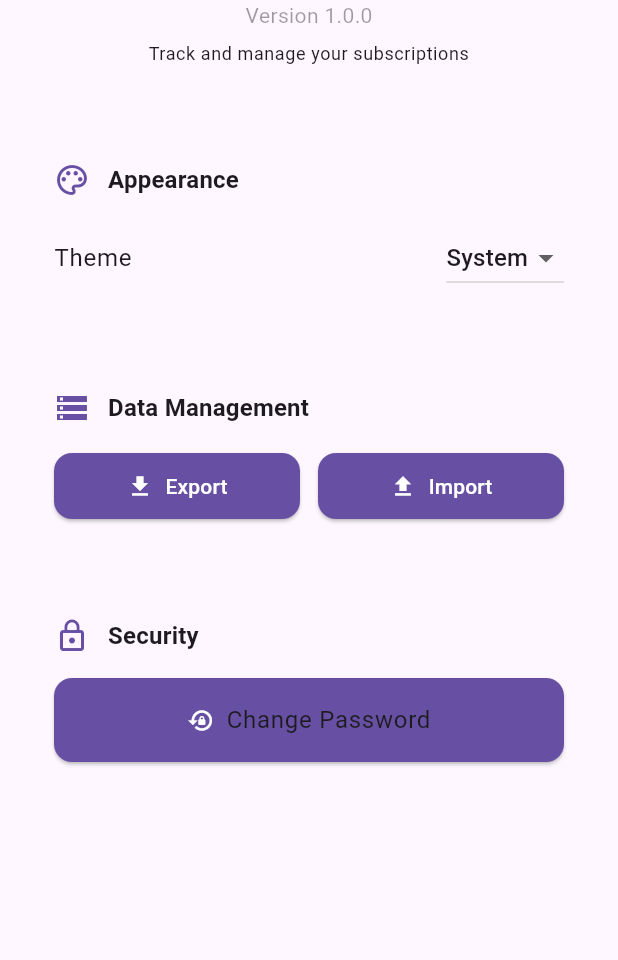
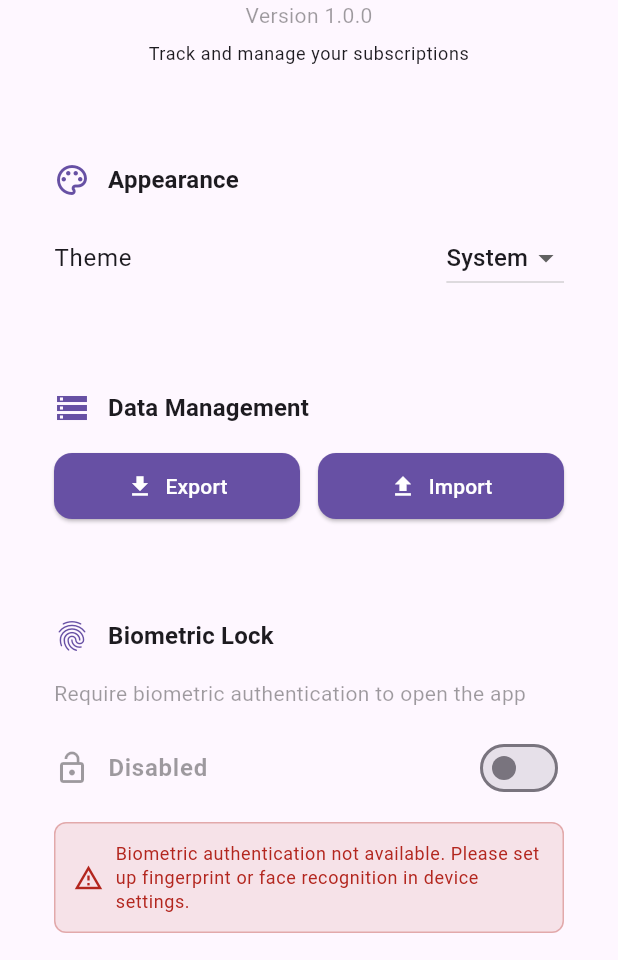
Before and after one commit to Jl115/abotrack_fl, a Flutter app: the SettingsView screen opened directly, in the side drawer, after a tap on "Settings", on a phone screen of 412 x 824 dp, the part 276-1236 px from its top. Run offline on Flutter 3.47's test engine with Material 3 defaults, Android fonts, the phone set to English and light mode, and no system bars; our stand-ins replace fl_chart, flutter_local_notifications, flutter_slidable, local_auth, permission_handler, shared_preferences and 1 more; missing offline and left inert: background_fetch, workmanager; accounts and stored records are empty; statements that could not run were skipped.

Commit message:
🔐 Add biometric authentication (fingerprint/face ID) with security settings

```diff
--- /dev/null
+++ b/lib/src/components/settings/security_settings_component.dart
@@ -0,0 +1,229 @@
+import 'package:flutter/material.dart';
+import 'package:provider/provider.dart';
+import '../controller/settings_controller.dart';
+import '../service/biometric_service.dart';
+
+/// Security settings component for biometric authentication.
+class SecuritySettingsComponent extends StatefulWidget {
+  const SecuritySettingsComponent({super.key});
+
+  @override
+  State<SecuritySettingsComponent> createState() => _SecuritySettingsComponentState();
+}
+
+class _SecuritySettingsComponentState extends State<SecuritySettingsComponent> {
+  final BiometricService _biometricService = BiometricService();
+  bool _isBiometricEnabled = false;
+  bool _isBiometricAvailable = false;
+  bool _isLoading = true;
+
+  @override
+  void initState() {
+    super.initState();
+    _loadBiometricStatus();
+  }
+
+  Future<void> _loadBiometricStatus() async {
+    setState(() => _isLoading = true);
+
+    try {
+      final available = await _biometricService.isBiometricAvailable();
+      final enrolled = await _biometricService.isBiometricEnrolled();
+      final enabled = await _biometricService.isBiometricLockEnabled();
+
+      setState(() {
+        _isBiometricAvailable = available && enrolled;
+        _isBiometricEnabled = enabled;
+        _isLoading = false;
+      });
+    } catch (e) {
+      print('Error loading biometric status: $e');
+      setState(() => _isLoading = false);
+    }
+  }
+
+  Future<void> _toggleBiometricLock() async {
+    if (!_isBiometricAvailable) {
+      _showBiometricNotAvailableDialog();
+      return;
+    }
+
+    if (!_isBiometricEnabled) {
+      // Enable biometric lock - require authentication first
+      final result = await _biometricService.authenticateWithResult();
+
+      if (!result.success) {
+        if (mounted) {
+          ScaffoldMessenger.of(context).showSnackBar(
+            SnackBar(
+              content: Text(result.error ?? 'Authentication failed'),
+              backgroundColor: Theme.of(context).colorScheme.error,
+            ),
+          );
+        }
+        return;
+      }
+    }
+
+    // Toggle the setting
+    await _biometricService.setBiometricLockEnabled(!_isBiometricEnabled);
+
+    if (mounted) {
+      setState(() {
+        _isBiometricEnabled = !_isBiometricEnabled;
+      });
+
+      ScaffoldMessenger.of(context).showSnackBar(
+        SnackBar(
+          content: Text(
+            _isBiometricEnabled
+                ? 'Biometric lock enabled'
+                : 'Biometric lock disabled',
+          ),
+        ),
+      );
+    }
+  }
+
+  void _showBiometricNotAvailableDialog() {
+    showDialog(
+      context: context,
+      builder: (ctx) => AlertDialog(
+        title: const Text('Biometric Not Available'),
+        content: Text(
+          _biometricService.isBiometricAvailable().then((_) =>
+            'No biometric credentials enrolled. Please set up fingerprint or face recognition in your device settings.',
+          ),
+        ),
+        actions: [
+          TextButton(
+            onPressed: () => Navigator.pop(ctx),
+            child: const Text('OK'),
+          ),
+        ],
+      ),
+    );
+  }
+
+  @override
+  Widget build(BuildContext context) {
+    final theme = Theme.of(context);
+
+    return Container(
+      width: double.infinity,
+      padding: const EdgeInsets.all(20),
+      decoration: ShapeDecoration(
+        color: theme.cardColor,
+        shape: RoundedRectangleBorder(
+          borderRadius: BorderRadius.circular(28),
+        ),
+      ),
+      child: Column(
+        crossAxisAlignment: CrossAxisAlignment.start,
+        children: [
+          Row(
+            children: [
+              Icon(
+                Icons.fingerprint,
+                color: theme.primaryColor,
+              ),
+              const SizedBox(width: 12),
+              Text(
+                'Biometric Lock',
+                style: theme.textTheme.titleMedium?.copyWith(
+                  fontWeight: FontWeight.bold,
+                ),
+              ),
+            ],
+          ),
+          const SizedBox(height: 16),
+
+          if (_isLoading)
+            const Padding(
+              padding: EdgeInsets.all(20),
+              child: Center(child: CircularProgressIndicator()),
+            )
+          else
+            Column(
+              crossAxisAlignment: CrossAxisAlignment.start,
+              children: [
+                Text(
+                  'Require biometric authentication to open the app',
+                  style: theme.textTheme.bodyMedium?.copyWith(
+                    color: theme.disabledColor,
+                  ),
+                ),
+                const SizedBox(height: 16),
+
+                Row(
+                  mainAxisAlignment: MainAxisAlignment.spaceBetween,
+                  children: [
+                    Row(
+                      children: [
+                        Icon(
+                          _isBiometricEnabled
+                              ? Icons.lock
+                              : Icons.lock_open,
+                          color: _isBiometricEnabled
+                              ? theme.primaryColor
+                              : theme.disabledColor,
+                          size: 24,
+                        ),
+                        const SizedBox(width: 12),
+                        Text(
+                          _isBiometricEnabled ? 'Enabled' : 'Disabled',
+                          style: theme.textTheme.bodyLarge?.copyWith(
+                            fontWeight: FontWeight.bold,
+                            color: _isBiometricEnabled
+                                ? theme.primaryColor
+                                : theme.disabledColor,
+                          ),
+                        ),
+                      ],
+                    ),
+                    Switch(
+                      value: _isBiometricEnabled,
+                      onChanged: (_) => _toggleBiometricLock(),
+                      activeColor: theme.primaryColor,
+                    ),
+                  ],
+                ),
+
+                if (!_isBiometricAvailable) ...[
+                  const SizedBox(height: 12),
+                  Container(
+                    padding: const EdgeInsets.all(12),
+                    decoration: BoxDecoration(
+                      color: theme.colorScheme.error.withOpacity(0.1),
+                      borderRadius: BorderRadius.circular(8),
+                      border: Border.all(
+                        color: theme.colorScheme.error.withOpacity(0.3),
+                      ),
+                    ),
+                    child: Row(
+                      children: [
+                        Icon(
+                          Icons.warning_amber_outlined,
+                          color: theme.colorScheme.error,
+                          size: 20,
+                        ),
+                        const SizedBox(width: 8),
+                        Expanded(
+                          child: Text(
+                            'Biometric authentication not available. Please set up fingerprint or face recognition in device settings.',
+                            style: theme.textTheme.bodySmall?.copyWith(
+                              color: theme.colorScheme.error,
+                            ),
+                          ),
+                        ),
+                      ],
+                    ),
+                  ),
+                ],
+              ],
+            ),
+        ],
+      ),
+    );
+  }
+}
--- /dev/null
+++ b/lib/src/service/biometric_service.dart
@@ -0,0 +1,147 @@
+import 'package:flutter/material.dart';
+import 'package:local_auth/local_auth.dart';
+import 'package:shared_preferences/shared_preferences.dart';
+
+/// Service for managing biometric authentication.
+class BiometricService {
+  static final BiometricService _instance = BiometricService._internal();
+  factory BiometricService() => _instance;
+  BiometricService._internal();
+
+  final LocalAuthentication _localAuth = LocalAuthentication();
+
+  /// Check if biometric authentication is available on the device.
+  Future<bool> isBiometricAvailable() async {
+    try {
+      final canCheckBiometrics = await _localAuth.canCheckBiometrics;
+      final isDeviceSupported = await _localAuth.isDeviceSupported();
+      return canCheckBiometrics && isDeviceSupported;
+    } catch (e) {
+      print('Error checking biometric availability: $e');
+      return false;
+    }
+  }
+
+  /// Check if biometrics are enrolled on the device.
+  Future<bool> isBiometricEnrolled() async {
+    try {
+      return await _localAuth.isBiometricEnrolled();
+    } catch (e) {
+      print('Error checking biometric enrollment: $e');
+      return false;
+    }
+  }
+
+  /// Get available biometric types.
+  Future<List<BiometricType>> getAvailableBiometrics() async {
+    try {
+      return await _localAuth.getAvailableBiometrics();
+    } catch (e) {
+      print('Error getting available biometrics: $e');
+      return [];
+    }
+  }
+
+  /// Authenticate user with biometrics.
+  Future<bool> authenticate({
+    String reason = 'Please authenticate to access AboTrack',
+    String? localizedReason,
+  }) async {
+    try {
+      final isAvailable = await isBiometricAvailable();
+      if (!isAvailable) {
+        print('Biometric authentication not available');
+        return false;
+      }
+
+      final enrolled = await isBiometricEnrolled();
+      if (!enrolled) {
+        print('No biometric credentials enrolled');
+        return false;
+      }
+
+      final didAuthenticate = await _localAuth.authenticate(
+        localizedReason: localizedReason ?? reason,
+        options: const AuthenticationOptions(
+          stickyAuth: true,
+          biometricOnly: false,
+        ),
+      );
+
+      return didAuthenticate;
+    } catch (e) {
+      print('Authentication error: $e');
+      return false;
+    }
+  }
+
+  /// Check if biometric lock is enabled.
+  Future<bool> isBiometricLockEnabled() async {
+    try {
+      final prefs = await SharedPreferences.getInstance();
+      return prefs.getBool('biometric_lock_enabled') ?? false;
+    } catch (e) {
+      print('Error checking biometric lock status: $e');
+      return false;
+    }
+  }
+
+  /// Enable or disable biometric lock.
+  Future<void> setBiometricLockEnabled(bool enabled) async {
+    try {
+      final prefs = await SharedPreferences.getInstance();
+      await prefs.setBool('biometric_lock_enabled', enabled);
+    } catch (e) {
+      print('Error setting biometric lock status: $e');
+      rethrow;
+    }
+  }
+
+  /// Authenticate with biometrics and return success status.
+  Future<BiometricAuthResult> authenticateWithResult() async {
+    try {
+      final isAvailable = await isBiometricAvailable();
+      if (!isAvailable) {
+        return BiometricAuthResult(
+          success: false,
+          error: 'Biometric authentication not available on this device',
+        );
+      }
+
+      final enrolled = await isBiometricEnrolled();
+      if (!enrolled) {
+        return BiometricAuthResult(
+          success: false,
+          error: 'No biometric credentials enrolled. Please set up fingerprint or face recognition in device settings.',
+        );
+      }
+
+      final didAuthenticate = await authenticate();
+
+      if (didAuthenticate) {
+        return BiometricAuthResult(success: true);
+      } else {
+        return BiometricAuthResult(
+          success: false,
+          error: 'Authentication failed. Please try again.',
+        );
+      }
+    } catch (e) {
+      return BiometricAuthResult(
+        success: false,
+        error: 'Authentication error: ${e.toString()}',
+      );
+    }
+  }
+}
+
+/// Result of biometric authentication attempt.
+class BiometricAuthResult {
+  final bool success;
+  final String? error;
+
+  BiometricAuthResult({
+    required this.success,
+    this.error,
+  });
+}
--- a/lib/src/views/settings_view.dart
+++ b/lib/src/views/settings_view.dart
@@ -1,4 +1,5 @@
 import 'package:abotrack_fl/src/components/base/drawer_component.dart';
+import 'package:abotrack_fl/src/components/settings/security_settings_component.dart';
 import 'package:abotrack_fl/src/service/notification_service.dart';
 import 'package:flutter/material.dart';
 import 'package:provider/provider.dart';
@@ -203,6 +204,9 @@
                 ],
               ),
             ),
+            const SizedBox(height: 24),
+            // Security Settings
+            const SecuritySettingsComponent(),
             const SizedBox(height: 24),
             // Account Settings Card
             Container(
--- a/pubspec.yaml
+++ b/pubspec.yaml
@@ -33,6 +33,7 @@
   background_fetch: ^1.3.7
   build_runner: ^2.4.9
   shared_preferences: ^2.2.2
+  local_auth: ^2.3.0
 
 flutter:
   uses-material-design: true
```
